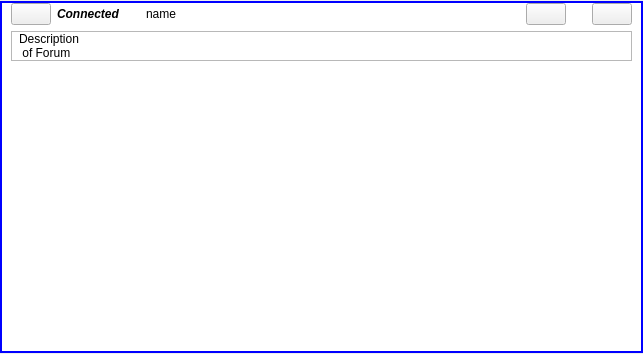
This is retroshare-gui/src/gui/feeds/ChanNewItem.ui in RetroShare/RetroShare as Qt 5 draws it before an edit. The edited form follows.
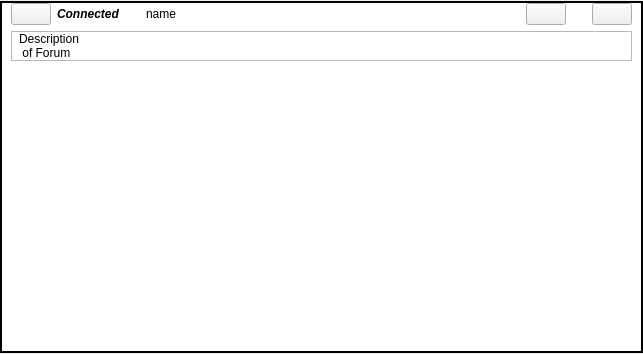
This is the edited form. Icons and pictures are not drawn.

Commit message: set Border color for all feed item's to black

What changed in the file:
```diff
--- a/retroshare-gui/src/gui/feeds/ChanNewItem.ui
+++ b/retroshare-gui/src/gui/feeds/ChanNewItem.ui
@@ -35,7 +35,7 @@
       </sizepolicy>
      </property>
      <property name="styleSheet">
-      <string notr="true">QFrame#frame{border: 2px solid blue;
+      <string notr="true">QFrame#frame{border: 2px solid black;
 background: white;}</string>
      </property>
      <property name="frameShape">
```
Left out of the diff: 2 changed lines with no effect on the pictures. The commit also changes 4 other files.
